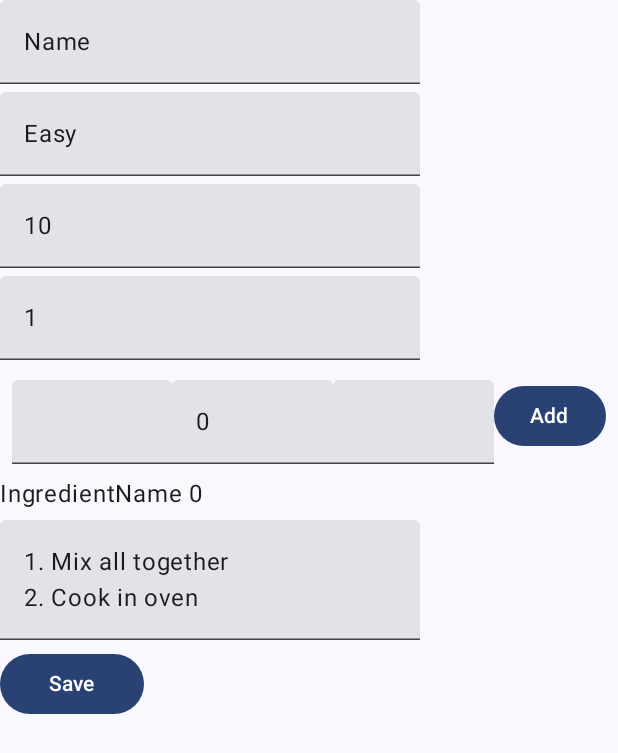
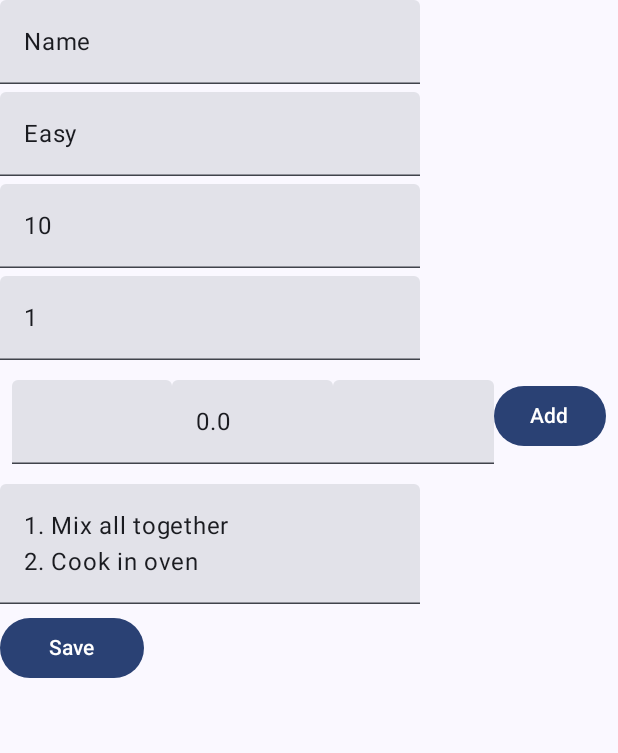
Before and after one commit to apushist/RecipeBook, an Android app built with Jetpack Compose: the RecipeAddScreen screen opened through its navigation route, after a tap on "Add", on a phone screen of 412 x 824 dp. Shown: the top 753 px of the screen. Run offline under Robolectric (Android 15) with nearby library versions, the phone set to English and light mode, and no system bars; our stand-ins replace Dagger/Hilt's generated code.

```diff
--- a/architecture-templates/app/src/main/java/com/sfedu/recipebook/ui/recipe/RecipeAddScreen.kt
+++ b/architecture-templates/app/src/main/java/com/sfedu/recipebook/ui/recipe/RecipeAddScreen.kt
@@ -7,12 +7,14 @@
 import androidx.compose.foundation.layout.height
 import androidx.compose.foundation.layout.padding
 import androidx.compose.foundation.layout.width
+import androidx.compose.foundation.lazy.LazyColumn
 import androidx.compose.foundation.text.KeyboardOptions
 import androidx.compose.material3.Button
 import androidx.compose.material3.Text
 import androidx.compose.material3.TextField
 import androidx.compose.runtime.Composable
 import androidx.compose.runtime.getValue
+import androidx.compose.runtime.mutableDoubleStateOf
 import androidx.compose.runtime.mutableIntStateOf
 import androidx.compose.runtime.mutableStateOf
 import androidx.compose.runtime.remember
@@ -21,7 +23,6 @@
 import androidx.compose.ui.text.input.KeyboardType
 import androidx.compose.ui.unit.dp
 import androidx.hilt.navigation.compose.hiltViewModel
-import androidx.lifecycle.compose.collectAsStateWithLifecycle
 import kotlin.reflect.KFunction6
 
 @Composable
@@ -37,23 +38,11 @@
 
 }
 
-private fun ingredientsListToString(ingredientsList:List<Triple<String, Int,String>>):String{
-    val sb = StringBuilder()
-    for(component in ingredientsList){
-        sb.append("${component.first}:${component.second}:${component.third}").append(";")
-    }
-    return sb.toString()
-}
-
 @Composable
 internal fun RecipeAddScreen(
     onNavigateToMain: () -> Unit,
     onSave: KFunction6<String, String, Int, Int, String, String, Unit>,
     modifier: Modifier = Modifier
-){
-    Column(modifier = Modifier
-        .fillMaxWidth()
-        .padding(bottom = 24.dp),
 ) {
     var nameRecipe by remember { mutableStateOf("Name") }
     var difficulty by remember { mutableStateOf("Easy") }
@@ -63,7 +52,13 @@
     var recipeSteps by remember { mutableStateOf("1. Mix all together\n2. Cook in oven") }
     //var imageRecipe by remember { mutableStateOf(0) }
 
+    LazyColumn(
+        modifier = Modifier
+            .fillMaxWidth()
+            .padding(bottom = 24.dp),
+    ) {
 
+        item {
             TextField(
                 value = nameRecipe,
                 onValueChange = { nameRecipe = it },
@@ -94,7 +89,7 @@
                 )
             )
             Spacer(modifier = Modifier.height(5.dp))
-        ingredients = ingredientsListToString(IngredientList())
+            ingredients = ingredientsListToString(IngredientList(Modifier.fillMaxWidth()))
             Spacer(modifier = Modifier.height(5.dp))
             TextField(
                 value = recipeSteps,
@@ -116,15 +111,19 @@
             }
         }
     }
+}
+
 
 @Composable
-fun IngredientList():List<Triple<String, Int,String>> {
-    var ingredients by remember { mutableStateOf(mutableListOf<Triple<String, Int,String>>() ) }
+fun IngredientList(
+    modifier: Modifier = Modifier
+):List<Triple<String, Double,String>> {
+    var ingredients by remember { mutableStateOf(mutableListOf<Triple<String, Double,String>>() ) }
     var newIngredientName by remember { mutableStateOf("IngredientName") }
-    var newIngredientQuantity by remember { mutableIntStateOf(0) }
+    var newIngredientQuantity by remember { mutableDoubleStateOf(0.0) }
     var newIngredientMeasure by remember { mutableStateOf("IngredientMeasure") }
 
-    Column {
+    Column(modifier) {
 
 
         Row(Modifier.padding(8.dp)) {
@@ -135,7 +134,7 @@
             )
             TextField(
                 value = newIngredientQuantity.toString(),
-                onValueChange = { newIngredientQuantity = it.toIntOrNull() ?: 0 },
+                onValueChange = { newIngredientQuantity = it.toDoubleOrNull() ?: 0.0 },
                 modifier = Modifier.weight(1f),
                 keyboardOptions = KeyboardOptions(keyboardType = KeyboardType.Number)
             )
@@ -145,22 +144,33 @@
                 modifier = Modifier.weight(1f)
             )
             Button(onClick = {
+                if(newIngredientName != "" &&
+                    newIngredientQuantity != 0.0 &&
+                    newIngredientMeasure != ""
+                    )
                     ingredients.add(Triple(newIngredientName, newIngredientQuantity,newIngredientMeasure))
                 newIngredientName = ""
-                newIngredientQuantity = 0
+                newIngredientQuantity = 0.0
                 newIngredientMeasure = ""
             }) {
                 Text("Add")
             }
 
         }
-        ingredients.forEach { (name, quantity) ->
-            Row(Modifier.fillMaxWidth()) {
-                Text(
-                    text = "$name $quantity $newIngredientMeasure"
-                )
-            }
+        ingredients.forEach {
+            IngredientView(ingredient = it)
         }
     }
     return ingredients
 }
+
+@Composable
+fun IngredientView(
+    ingredient: Triple<String, Double,String>
+){
+    Row(Modifier.fillMaxWidth(0.8f)) {
+        Text(
+            text = ingredientTripleToString(ingredient)
+        )
+    }
+}
--- a/architecture-templates/app/src/main/java/com/sfedu/recipebook/ui/recipe/RecipeListScreen.kt
+++ b/architecture-templates/app/src/main/java/com/sfedu/recipebook/ui/recipe/RecipeListScreen.kt
@@ -16,7 +16,9 @@
 
 package com.sfedu.recipebook.ui.recipe
 
+import androidx.compose.foundation.layout.Arrangement
 import androidx.compose.foundation.layout.Column
+import androidx.compose.foundation.layout.Row
 import androidx.compose.foundation.layout.fillMaxWidth
 import androidx.compose.foundation.layout.padding
 import androidx.compose.foundation.layout.width
@@ -31,7 +33,7 @@
 import androidx.lifecycle.compose.collectAsStateWithLifecycle
 import androidx.compose.foundation.lazy.items
 import com.sfedu.recipebook.data.local.database.Recipe
-import com.sfedu.recipebook.ui.currentRecipe
+import com.sfedu.recipebook.ui.recipe.currentRecipe
 
 
 
@@ -68,18 +70,24 @@
         .fillMaxWidth()
         .padding(bottom = 24.dp),
         ){
+        Row(
+            Modifier.fillMaxWidth(),
+            horizontalArrangement = Arrangement.SpaceBetween
+        ){
             Button(
-            modifier = Modifier.width(96.dp),
+                //modifier = Modifier.width(96.dp),
                 onClick = {
                     onNavigateToAddScreen()
                 }) {
                 Text("Add recipe")
             }
             Button(
-            modifier = Modifier.width(96.dp),
+                //modifier = Modifier.width(96.dp),
                 onClick = { onDelete() }) {
                 Text("Delete all recipe")
             }
+        }
+
         LazyColumn {
             items(recipes){
                 recipe -> RecipeCard(
@@ -98,29 +106,10 @@
 ){
     Button(onClick = {
         currentRecipe = recipe
+        viewableIngredients = ingredientsStringToList(currentRecipe.ingredients)
         onNavigateToRecipeView()
     }) {
         Text(recipe.name +"\n"+ recipe.recipeSteps + "\n"+ recipe.ingredients )
     }
 
 }
-
-
-
-// Previews
-
-/*@Preview(showBackground = true)
-@Composable
-private fun DefaultPreview() {
-    MyApplicationTheme {
-        RecipeScreen(listOf("Compose", "Room", "Kotlin"), onSave = {})
-    }
-}
-
-@Preview(showBackground = true, widthDp = 480)
-@Composable
-private fun PortraitPreview() {
-    MyApplicationTheme {
-        RecipeScreen(listOf("Compose", "Room", "Kotlin"), onSave = {})
-    }
-}*/
```
Also changed, not shown: architecture-templates/app/src/main/java/com/sfedu/recipebook/ui/Navigation.kt (+8 -3 lines), architecture-templates/app/src/main/java/com/sfedu/recipebook/ui/recipe/CalculateIngredientsScreen.kt (added, +38 -0 lines), architecture-templates/app/src/main/java/com/sfedu/recipebook/ui/recipe/RecipeScreen.kt (+43 -22 lines), architecture-templates/app/src/main/java/com/sfedu/recipebook/ui/recipe/RecipeViewModel.kt (+30 -0 lines). Lines whose indentation alone changed are shown as unchanged.
